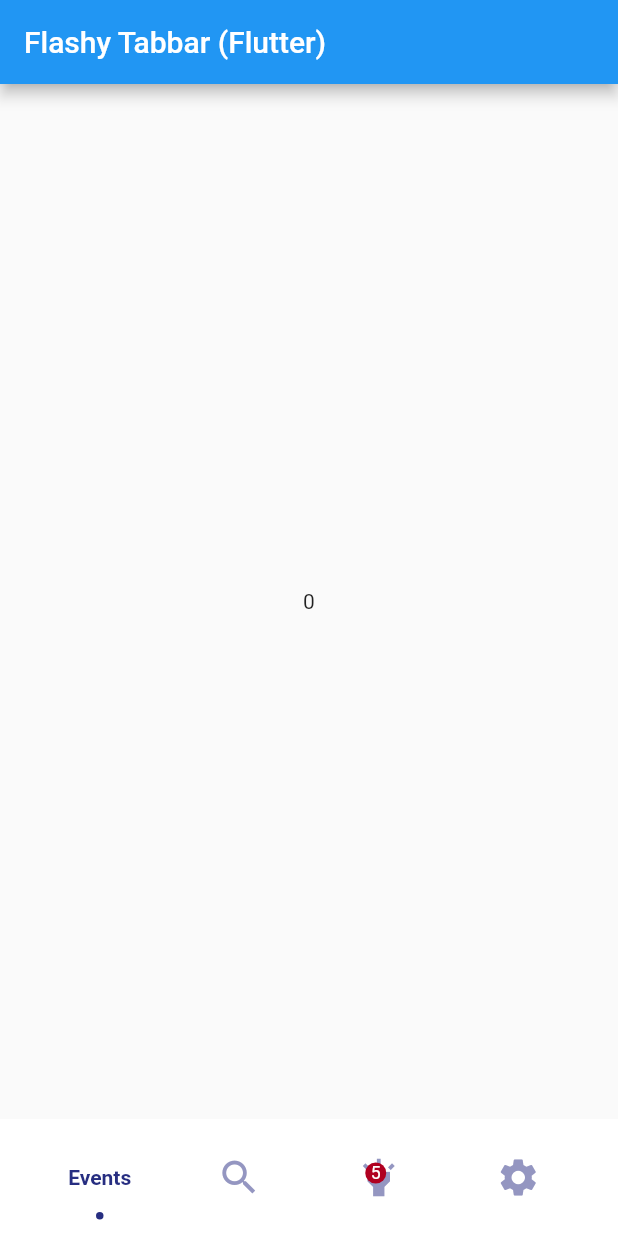
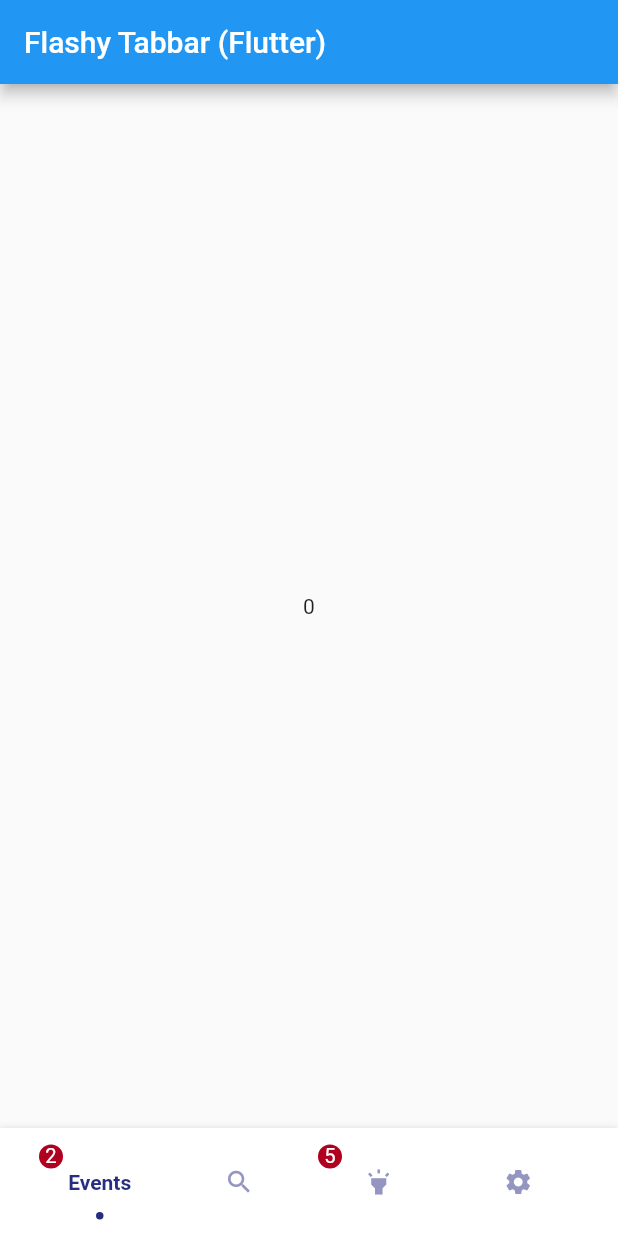
Before and after one commit to kondori-reza1990/flashy_tab_bar_with_badge, a Flutter app: the screen it shows after launch, on a phone screen of 412 x 824 dp. Run offline on Flutter 3.47's test engine with Material 2 defaults, Android fonts, the phone set to English and light mode, and no system bars.

Commit message:
update badge widget for better show

```diff
--- a/example/lib/main.dart
+++ b/example/lib/main.dart
@@ -35,10 +35,10 @@ class _MyAppState extends State<MyApp> {
           child: tabItems[_selectedIndex],
         ),
         bottomNavigationBar: FlashyTabBarWithBadge(
-          animationCurve: Curves.linear,
+          animationCurve: Curves.easeInCubic,
           selectedIndex: _selectedIndex,
-          iconSize: 30,
-          showElevation: false, // use this to remove appBar's elevation
+          //iconSize: 30,
+          showElevation: true, // use this to remove appBar's elevation
           onItemSelected: (index) => setState(() {
             _selectedIndex = index;
           }),
--- a/lib/flashy_tab_bar_with_badge.dart
+++ b/lib/flashy_tab_bar_with_badge.dart
@@ -158,7 +158,7 @@ class _FlashTabBarItem extends StatelessWidget {
                         color: isSelected
                             ? item.activeColor.withOpacity(1)
                             : item.inactiveColor),
-                    child: Stack(
+                    child: item.icon, /*Stack(
                       children: <Widget>[
                         item.icon,
                         item.badge > 0
@@ -176,7 +176,7 @@ class _FlashTabBarItem extends StatelessWidget {
                               )
                             : SizedBox()
                       ],
-                    ),
+                    ),*/
                   )),
               alignment: isSelected ? Alignment.topCenter : Alignment.center,
             ),
@@ -225,7 +225,6 @@ class _FlashTabBarItem extends StatelessWidget {
                   ),
                   painter: _CustomPath(backgroundColor, iconSize),
                 )),
-
             /// This is the selected item indicator
             Align(
               alignment: Alignment.bottomCenter,
@@ -242,7 +241,21 @@ class _FlashTabBarItem extends StatelessWidget {
                       borderRadius: BorderRadius.circular(2.5),
                     ),
                   )),
+            ),
+            item.badge > 0
+                ? Positioned(
+              top: 5,
+              left: 6,
+              child: CircleAvatar(
+                maxRadius: 8,
+                backgroundColor: item.badgeColor,
+                child: FittedBox(
+                    child: Text('${item.badge}',
+                        style:
+                        TextStyle(color: Colors.white))),
+              ),
             )
+                : SizedBox(),
           ],
         ));
   }
```
